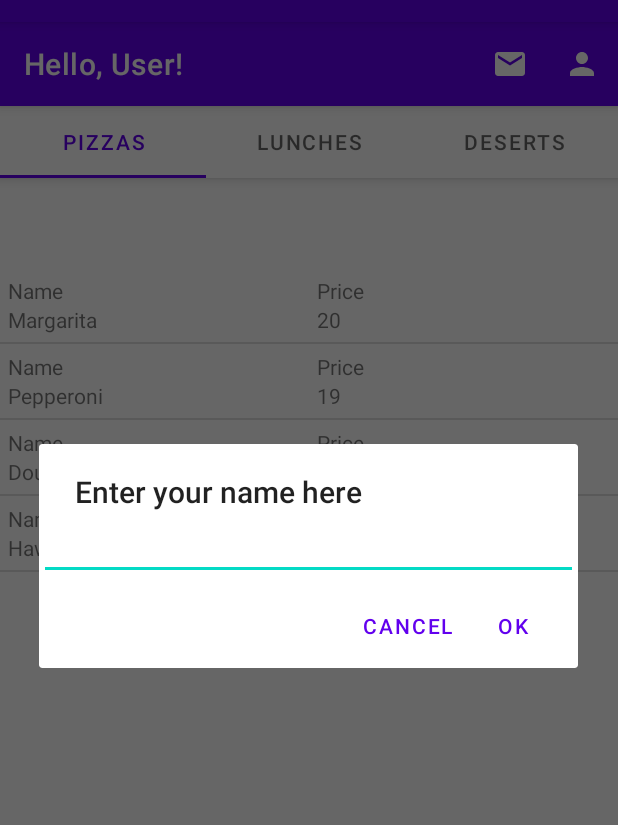
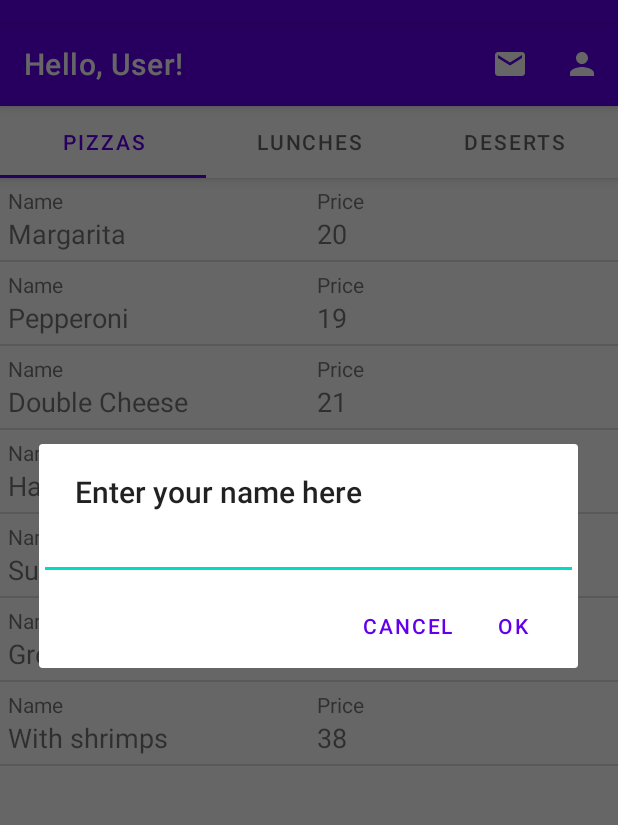
Before and after one commit to MariiaAlekseichuk/MenuBook, an Android app: the screen it shows after launch (MainActivity), after a tap on "Set User Name", on a phone screen of 412 x 824 dp, the part 62-887 px from its top. Run offline under Robolectric (Android 15) with nearby library versions, the phone set to English and light mode, and no system bars.

Commit message:
- code was cleaned up

```diff
--- a/app/src/main/java/mary/alekseichuk/menubook/MainActivity.kt
+++ b/app/src/main/java/mary/alekseichuk/menubook/MainActivity.kt
@@ -13,6 +13,7 @@ import com.google.android.material.appbar.MaterialToolbar
 import com.google.android.material.tabs.TabLayout
 
 const val USER_NAME_KEY = "USER_NAME"
+
 class MainActivity : AppCompatActivity() {
 
     private lateinit var pager: ViewPager
@@ -23,6 +24,7 @@ class MainActivity : AppCompatActivity() {
     override fun onCreate(savedInstanceState: Bundle?) {
         super.onCreate(savedInstanceState)
         setContentView(R.layout.activity_main)
+
         pager = findViewById(R.id.viewPager)
         tab = findViewById(R.id.tabs)
         topAppBar = findViewById(R.id.topAppBar)
@@ -35,67 +37,56 @@ class MainActivity : AppCompatActivity() {
         adapter.addFragment(LunchesFragment(), "Lunches")
         adapter.addFragment(DesertsFragment(), "Deserts")
 
-        // adding the Adapter to the ViewPager
-        pager.adapter = adapter
-        // bind the viewPager with the TabLayout
-        tab.setupWithViewPager(pager)
-
-        //setUserName(savedInstanceState)
-        sendEmailClick()
-
-    }
-
-
-    private fun sendEmailClick() {
+        pager.adapter = adapter // adding the Adapter to the ViewPager
+        tab.setupWithViewPager(pager) // bind the viewPager with the TabLayout
 
         topAppBar.setOnMenuItemClickListener { menuItem ->
             when (menuItem.itemId) {
                 R.id.sendEmail -> {
                     val emailIntent = Intent(Intent.ACTION_SENDTO)
                     emailIntent.apply {
-                        type = "text/plain"
-                        data = Uri.parse("mailto:") // only email apps should handle this
-                        putExtra(Intent.EXTRA_EMAIL, "support@menubook.com")
-                        putExtra(Intent.EXTRA_SUBJECT, "My Question")
-                        putExtra(Intent.EXTRA_TEXT, "Body Here");
+                        constructEmailIntent();
                     }
                     if (emailIntent.resolveActivity(packageManager) != null) {
                         startActivity(Intent.createChooser(emailIntent, "Send mail..."))
                     } else Toast.makeText(
-                        this,
-                        "There is no email client installed.",
+                        this, "There is no email client installed.",
                         Toast.LENGTH_SHORT
-                    )
-                        .show();
+                    ).show();
 
                     true
                 }
                 R.id.setUserNameMenuButton -> {
                     val builder: AlertDialog.Builder = AlertDialog.Builder(this)
-                    builder.setTitle("Enter your name here")
-                    val input = EditText(this)
-// Specify the type of input expected; this, for example, sets the input as a password, and will mask the text
-// Specify the type of input expected; this, for example, sets the input as a password, and will mask the text
-                    input.inputType = InputType.TYPE_CLASS_TEXT
-                    builder.setView(input)
-                    builder.setPositiveButton(
-                        "OK"
-                    ) { dialog, which ->
-                        userName = input.text.toString()
-                        topAppBar.title = "Hello, $userName!"
-                    }
-                    builder.setNegativeButton(
-                        "Cancel"
-                    ) { dialog, which -> dialog.cancel() }
-
+                    constructBuilder(builder)
                     builder.show()
                     true
                 }
-
                 else -> false
             }
         }
+    }
 
+    private fun constructBuilder(builder: AlertDialog.Builder) {
+        builder.setTitle("Enter your name here")
+        val input = EditText(this)
+        input.inputType = InputType.TYPE_CLASS_TEXT
+        builder.setView(input)
+        builder.setPositiveButton("OK") { dialog, which ->
+            userName = input.text.toString()
+            topAppBar.title = "Hello, $userName!"
+        }
+        builder.setNegativeButton("Cancel") { dialog, which ->
+            dialog.cancel()
+        }
+    }
+
+    private fun Intent.constructEmailIntent() {
+        type = "text/plain"
+        data = Uri.parse("mailto:") // only email apps should handle this
+        putExtra(Intent.EXTRA_EMAIL, "support@menubook.com")
+        putExtra(Intent.EXTRA_SUBJECT, "My Question")
+        putExtra(Intent.EXTRA_TEXT, "Body Here")
     }
 
     override fun onSaveInstanceState(outState: Bundle) {
@@ -104,6 +95,4 @@ class MainActivity : AppCompatActivity() {
         }
         super.onSaveInstanceState(outState)
     }
-
-
 }
--- a/app/src/main/java/mary/alekseichuk/menubook/PizzasFragment.kt
+++ b/app/src/main/java/mary/alekseichuk/menubook/PizzasFragment.kt
@@ -36,7 +36,6 @@ class PizzasFragment : Fragment() {
                 DividerItemDecoration.VERTICAL
             )
         )
-
         return inflate
     }
 
@@ -45,8 +44,10 @@ class PizzasFragment : Fragment() {
             Meal("Margarita", 20),
             Meal("Pepperoni", 19),
             Meal("Double Cheese", 21),
-            Meal("Hawaiian", 18)
+            Meal("Hawaiian", 18),
+            Meal("Super Meat", 30),
+            Meal("Great Pizza", 33),
+            Meal("With shrimps", 38)
         )
     }
-
 }
--- a/app/src/main/java/mary/alekseichuk/menubook/ViewPagerAdapter.kt
+++ b/app/src/main/java/mary/alekseichuk/menubook/ViewPagerAdapter.kt
@@ -7,27 +7,22 @@ import androidx.fragment.app.FragmentStatePagerAdapter
 class ViewPagerAdapter(supportFragmentManager: FragmentManager) :
     FragmentStatePagerAdapter(supportFragmentManager) {
 
-    //declare arrayList to contain fragments and its title
     private val mFragmentList = ArrayList<Fragment>()
     private val mFragmentTitleList = ArrayList<String>()
 
     override fun getItem(position: Int): Fragment {
-        //return a particular fragment page
         return mFragmentList[position]
     }
 
     override fun getCount(): Int {
-        //return the number of fragments
         return mFragmentList.size
     }
 
     override fun getPageTitle(position: Int): CharSequence {
-        //return title of the page
         return mFragmentTitleList[position]
     }
 
     fun addFragment(fragment: Fragment, title: String) {
-        //add each fragment and its title to the array list
         mFragmentList.add(fragment)
         mFragmentTitleList.add(title)
     }
--- a/app/src/main/res/layout/activity_main.xml
+++ b/app/src/main/res/layout/activity_main.xml
@@ -35,5 +35,6 @@
         android:id="@+id/viewPager"
         android:layout_width="match_parent"
         android:layout_height="wrap_content"
-        app:layout_constraintTop_toBottomOf="@+id/appBarLayout" />
+        app:layout_constraintTop_toBottomOf="@+id/appBarLayout"
+        style="@style/Widget.AppCompat.ListView"/>
 </androidx.constraintlayout.widget.ConstraintLayout>
--- a/app/src/main/res/layout/fragment_deserts.xml
+++ b/app/src/main/res/layout/fragment_deserts.xml
@@ -8,6 +8,5 @@
     <androidx.recyclerview.widget.RecyclerView
         android:id="@+id/deserts_recycler_view"
         android:layout_width="match_parent"
-        android:layout_height="match_parent"
-        android:layout_marginTop="40dp" />
+        android:layout_height="match_parent" />
 </LinearLayout>
--- a/app/src/main/res/layout/fragment_lunches.xml
+++ b/app/src/main/res/layout/fragment_lunches.xml
@@ -7,6 +7,5 @@
     <androidx.recyclerview.widget.RecyclerView
         android:id="@+id/lunches_recycler_view"
         android:layout_width="match_parent"
-        android:layout_height="match_parent"
-        android:layout_marginTop="40dp" />
+        android:layout_height="match_parent" />
 </LinearLayout>
--- a/app/src/main/res/layout/fragment_pizza.xml
+++ b/app/src/main/res/layout/fragment_pizza.xml
@@ -8,6 +8,5 @@
     <androidx.recyclerview.widget.RecyclerView
         android:id="@+id/pizzas_recycler_view"
         android:layout_width="match_parent"
-        android:layout_height="match_parent"
-        android:layout_marginTop="40dp" />
+        android:layout_height="match_parent" />
 </LinearLayout>
--- a/app/src/main/res/layout/meal_list_item.xml
+++ b/app/src/main/res/layout/meal_list_item.xml
@@ -16,6 +16,7 @@
             android:layout_weight="1"
             android:text="Name"/>
         <TextView
+            android:textSize="8pt"
             android:id="@+id/name_text_view"
             android:layout_width="match_parent"
             android:layout_height="wrap_content"
@@ -34,6 +35,7 @@
             android:layout_weight="1"
             android:text="Price"/>
         <TextView
+            android:textSize="8pt"
             android:id="@+id/price_text_view"
             android:layout_width="match_parent"
             android:layout_height="wrap_content"
```
